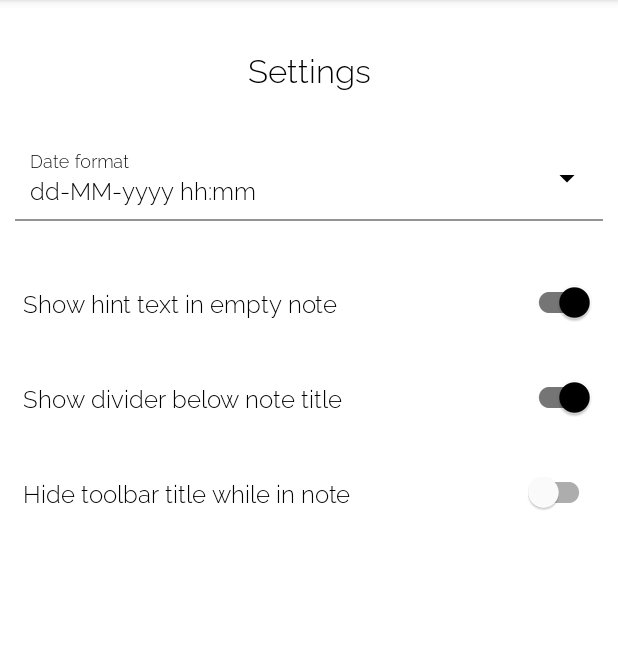
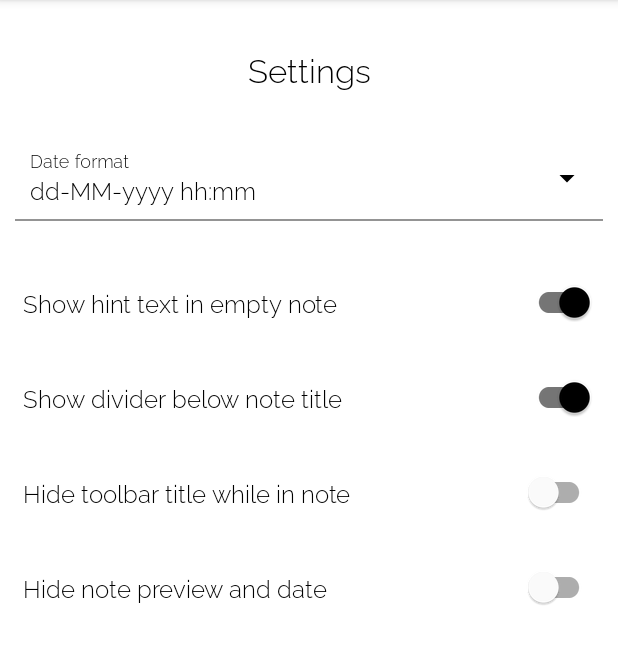
Before and after one commit to Tadeas-Jun/Jots, an Android app: the SettingsFragment screen opened through its navigation route, on a phone screen of 412 x 824 dp, the part 84-748 px from its top. Run offline under Robolectric (Android 15) with nearby library versions, the phone set to English and light mode, and no system bars; our stand-ins replace navigation-ui; libraries missing offline, so code that uses them is left out: com.google.crypto.tink; Roboto replaces fonts that are not available here; 3 statements that could not run were skipped.

Commit message:
v1.0.1
Added an option to hide the content preview and date from the homepage.

```diff
--- a/app/build.gradle
+++ b/app/build.gradle
@@ -16,8 +16,8 @@ android {
         applicationId "com.eledris.jots"
         minSdkVersion 23
         targetSdkVersion 31
-        versionCode 3
-        versionName "1.0.0"
+        versionCode 4
+        versionName "1.0.1"
 
         testInstrumentationRunner "androidx.test.runner.AndroidJUnitRunner"
 
--- a/app/src/main/java/com/eledris/jots/JotsRecyclerViewAdapter.java
+++ b/app/src/main/java/com/eledris/jots/JotsRecyclerViewAdapter.java
@@ -25,8 +25,11 @@ public class JotsRecyclerViewAdapter extends RecyclerView.Adapter<JotsRecyclerVi
     private final LayoutInflater mInflater;
     private ItemClickListener mClickListener;
 
+    private Context context;
+
     // Pass data into the constructor.
     JotsRecyclerViewAdapter(Context context, List<Note> data) {
+        this.context = context;
         this.mInflater = LayoutInflater.from(context);
         this.mData = data;
     }
@@ -61,6 +64,11 @@ public class JotsRecyclerViewAdapter extends RecyclerView.Adapter<JotsRecyclerVi
         Date date = mData.get(position).lastEdited;
         DateFormat dateFormat = new SimpleDateFormat(MainActivity.selectedDateFormat, Locale.US);
         holder.noteDate.setText(dateFormat.format(date));
+
+        // Hide the content preview and date if the hideContentPreview setting is enabled.
+        boolean hideContentPreview = MainActivity.sharedPreferences.getBoolean("settings_hidecontentpreview",  context.getResources().getBoolean(R.bool.settings_hideContentPreview_defaultValue));
+        holder.noteContentPreview.setVisibility(hideContentPreview ? View.GONE : View.VISIBLE);
+        holder.noteDate.setVisibility(hideContentPreview ? View.GONE : View.VISIBLE);
 
     }
 
--- a/app/src/main/java/com/eledris/jots/SettingsFragment.java
+++ b/app/src/main/java/com/eledris/jots/SettingsFragment.java
@@ -77,6 +77,10 @@ public class SettingsFragment extends Fragment {
         SwitchMaterial toolbarSwitch = attachedView.findViewById(R.id.settings_switch_toolbar);
         SetupSwitch(toolbarSwitch, "settings_hidetoolbartitle", getResources().getBoolean(R.bool.settings_hideToolbarTitle_defaultValue));
 
+        // Set up switch button for turning on/off content preview in homepage.
+        SwitchMaterial contentPreviewSwitch = attachedView.findViewById(R.id.settings_switch_contentpreview);
+        SetupSwitch(contentPreviewSwitch, "settings_hidecontentpreview", getResources().getBoolean(R.bool.settings_hideContentPreview_defaultValue));
+
     }
 
     // Set up individual switch but the button, the named of the setting sharedPreference, and the default value boolean.
--- a/app/src/main/res/layout/fragment_settings.xml
+++ b/app/src/main/res/layout/fragment_settings.xml
@@ -71,6 +71,17 @@
             android:layout_marginTop="15dp"
             />
 
+        <!-- The Switch button for hiding the note content preview on the Homepage. -->
+        <com.google.android.material.switchmaterial.SwitchMaterial
+            android:id="@+id/settings_switch_contentpreview"
+            style="@style/Jots.SwitchButton"
+            app:layout_constraintTop_toBottomOf="@id/settings_switch_toolbar"
+            app:layout_constraintStart_toStartOf="parent"
+            app:layout_constraintEnd_toEndOf="parent"
+            android:text="@string/settings_hidecontentpreview"
+            android:layout_marginTop="15dp"
+            />
+
     </androidx.constraintlayout.widget.ConstraintLayout>
 
 </ScrollView>
--- /dev/null
+++ b/app/src/main/res/values/default_settings (2).xml
@@ -0,0 +1,10 @@
+<?xml version="1.0" encoding="utf-8"?>
+<resources>
+
+    <!-- Default values for the Setting switches. -->
+    <bool name="settings_hints_defaultValue">true</bool>
+    <bool name="settings_titleDivider_defaultValue">true</bool>
+    <bool name="settings_hideToolbarTitle_defaultValue">false</bool>
+    <bool name="settings_hideContentPreview_defaultValue">false</bool>
+
+</resources>
--- a/app/src/main/res/values/strings.xml
+++ b/app/src/main/res/values/strings.xml
@@ -62,6 +62,7 @@
     <string name="settings_hints">Show hint text in empty note</string>
     <string name="settings_titledivider">Show divider below note title</string>
     <string name="settings_hidetoolbar">Hide toolbar title while in note</string>
+    <string name="settings_hidecontentpreview">Hide note preview and date</string>
     <!-- endregion SETTINGS -->
 
     <!-- region THEMES -->
```
Also changed, not shown: 1 other file.
